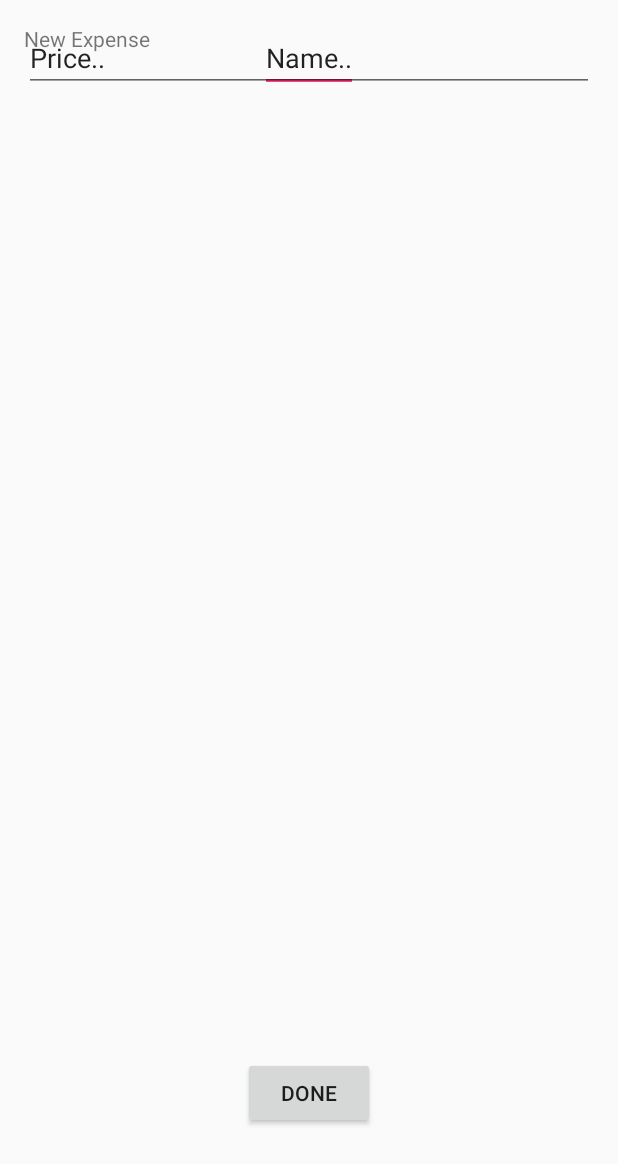
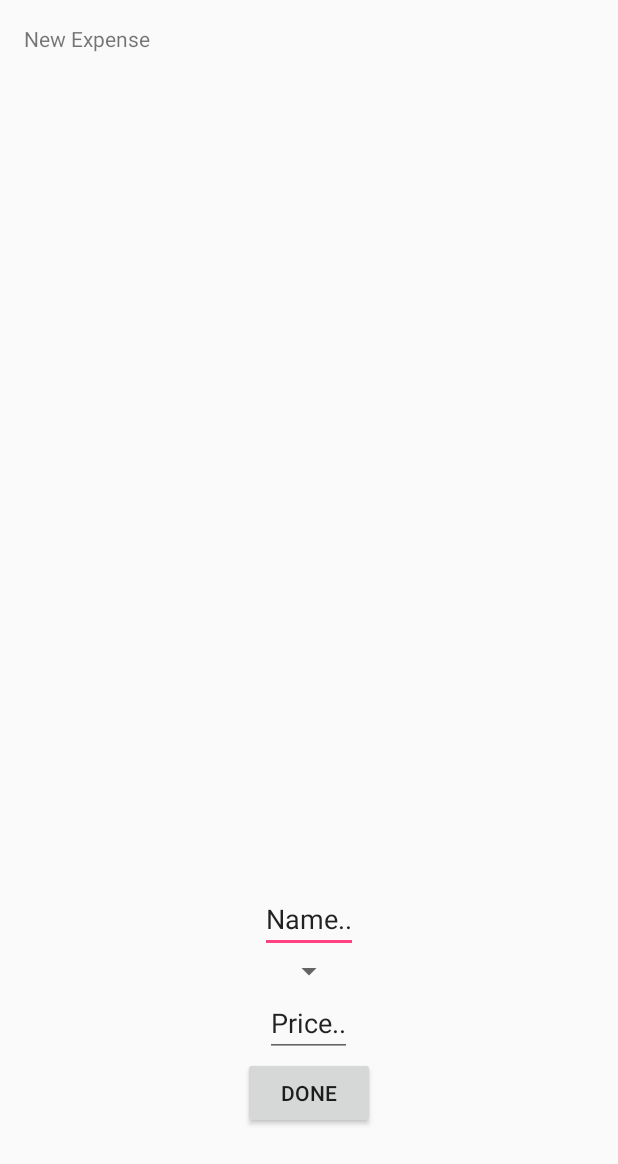
Before and after one commit to Corkyscroll/P2Code, an Android app: the layout new_xpense_fragment.xml on its own in the app's theme, with its tools: preview values and no code run, on a phone screen of 412 x 824 dp. Shown: the top 1164 px of the screen. Run offline under Robolectric (Android 15) with nearby library versions, the phone set to English and light mode, and no system bars.

Commit message:
First two layouts created

```diff
--- a/MMA/app/src/main/res/layout/new_xpense_fragment.xml
+++ b/MMA/app/src/main/res/layout/new_xpense_fragment.xml
@@ -20,13 +20,21 @@
         android:layout_height="wrap_content"
         android:text="Name.."
         android:id="@+id/itemNameText"
+        android:layout_above="@id/categoryDropDown"
         android:layout_centerHorizontal="true"/>
-
+    <Spinner
+        android:layout_width="wrap_content"
+        android:layout_height="wrap_content"
+        android:id="@+id/categoryDropDown"
+        android:layout_above="@id/itemPriceText"
+        android:layout_centerHorizontal="true"/>
     <EditText
-        android:layout_width="match_parent"
+        android:layout_width="wrap_content"
         android:layout_height="wrap_content"
         android:text="Price.."
-        android:id="@+id/itemPriceText"/>
+        android:id="@+id/itemPriceText"
+        android:layout_above="@id/donebutton"
+        android:layout_centerHorizontal="true"/>
     <Button
         android:layout_width="wrap_content"
         android:layout_height="wrap_content"
```
Also changed, not shown: MMA/app/src/main/res/layout/shopping_list_fragment.xml (added, +19 -0 lines).
